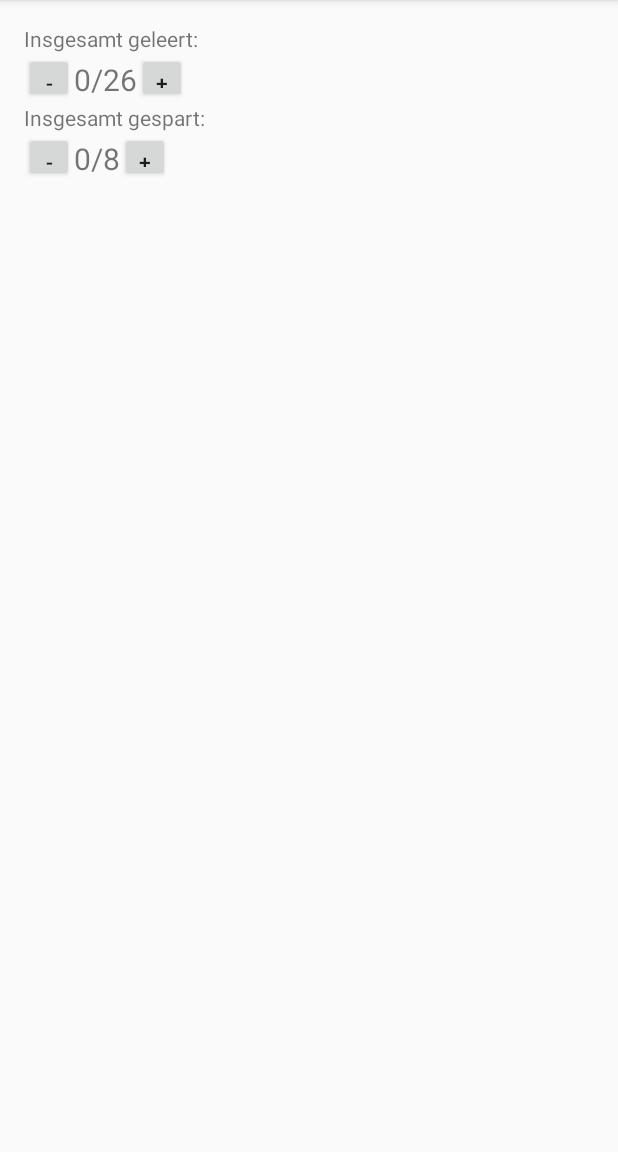
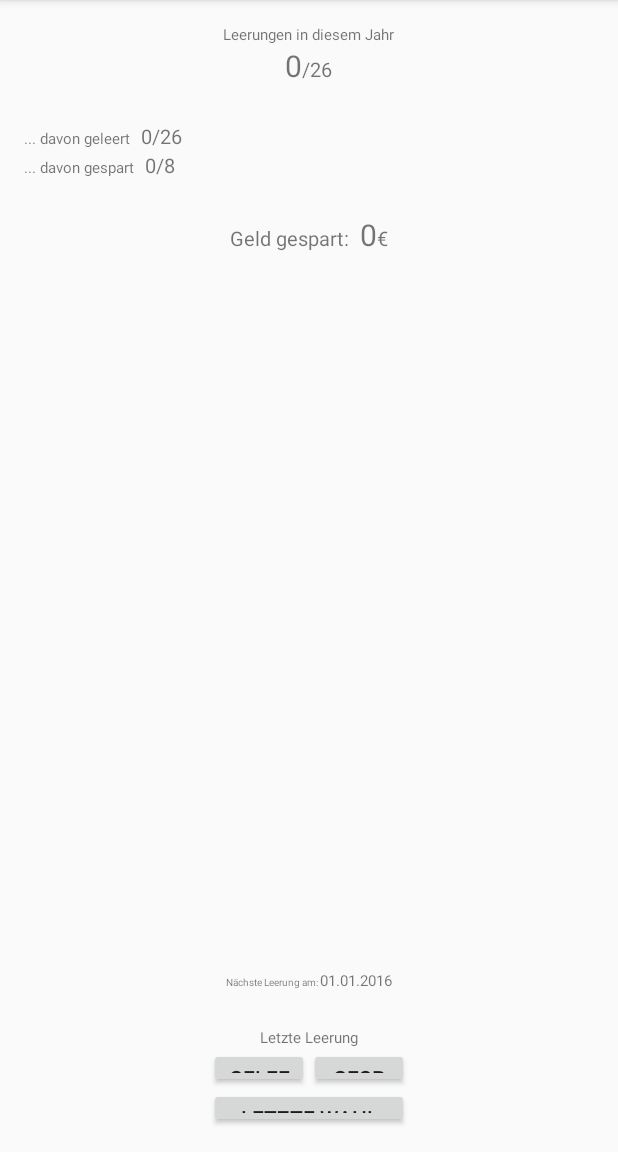
Before and after one commit to MichaelGruben/Garbagesaver, an Android app: the screen it shows after launch (Overview), on a phone screen of 412 x 824 dp, the part 84-1236 px from its top. Run offline under Robolectric (Android 15) with nearby library versions, the phone set to English and light mode, and no system bars; 1 statement that could not run was skipped.

Commit message:
Reformat Overview

```diff
--- a/app/src/main/java/de/it_garten/micha/garbagesaver/Overview.java
+++ b/app/src/main/java/de/it_garten/micha/garbagesaver/Overview.java
@@ -1,18 +1,54 @@
 package de.it_garten.micha.garbagesaver;
 
-import android.app.ProgressDialog;
 import android.content.Context;
 import android.content.SharedPreferences;
 import android.support.v7.app.AppCompatActivity;
 import android.os.Bundle;
 import android.view.View;
-import android.widget.ProgressBar;
 import android.widget.TextView;
+
+import java.lang.reflect.Array;
+import java.text.SimpleDateFormat;
+import java.util.ArrayList;
+import java.util.Date;
+import java.util.HashMap;
+import java.util.List;
+import java.util.Map;
 
 public class Overview extends AppCompatActivity {
 
     @Override
     protected void onCreate(Bundle savedInstanceState) {
+        SimpleDateFormat sdf = new SimpleDateFormat("dd.MM.yyyy");
+        Date[] garbageDate = {
+                new Date(sdf.parse("08.01.2016")),
+                new Date(sdf.parse("21.01.2016")),
+                new Date(sdf.parse("04.02.2016")),
+                new Date(sdf.parse("18.02.2016")),
+                new Date(sdf.parse("03.03.2016")),
+                new Date(sdf.parse("17.01.2016")),
+                new Date(sdf.parse("01.04.2016")),
+                new Date(sdf.parse("14.04.2016")),
+                new Date(sdf.parse("28.04.2016")),
+                new Date(sdf.parse("12.05.2016")),
+                new Date(sdf.parse("27.05.2016")),
+                new Date(sdf.parse("09.06.2016")),
+                new Date(sdf.parse("23.06.2016")),
+                new Date(sdf.parse("07.07.2016")),
+                new Date(sdf.parse("21.07.2016")),
+                new Date(sdf.parse("04.08.2016")),
+                new Date(sdf.parse("19.08.2016")),
+                new Date(sdf.parse("01.09.2016")),
+                new Date(sdf.parse("15.09.2016")),
+                new Date(sdf.parse("29.09.2016")),
+                new Date(sdf.parse("13.10.2016")),
+                new Date(sdf.parse("27.10.2016")),
+                new Date(sdf.parse("10.11.2016")),
+                new Date(sdf.parse("24.11.2016")),
+                new Date(sdf.parse("08.12.2016")),
+                new Date(sdf.parse("22.12.2016"))
+        };
+
         super.onCreate(savedInstanceState);
         setContentView(R.layout.activity_overview);
 
@@ -25,8 +61,11 @@ public class Overview extends AppCompatActivity {
         TextView saved_counter = (TextView) findViewById(R.id.garbage_saved);
         int val_saved=sharedPref.getInt("garbage_saved",0);
         saved_counter.setText(String.valueOf(val_saved));
+
+        TextView sum_counter = (TextView) findViewById(R.id.garbage_sum);
+        sum_counter.setText(String.valueOf(val_saved+val_erased));
     }
-
+//Grundgebühr 47,52€ und je Leerung 2,20€
     public void change_counter_erased_plus(View view){
         TextView erased_counter = (TextView) findViewById(R.id.garbage_erased);
         Integer val=Integer.parseInt(erased_counter.getText().toString())+1;
@@ -37,15 +76,6 @@ public class Overview extends AppCompatActivity {
         editor.commit();
     }
 
-    public void change_counter_erased_minus(View view){
-        TextView erased_counter = (TextView) findViewById(R.id.garbage_erased);
-        Integer val=Integer.parseInt(erased_counter.getText().toString())-1;
-        erased_counter.setText(String.valueOf(val));
-        SharedPreferences sharedPref=getPreferences(Context.MODE_PRIVATE);
-        SharedPreferences.Editor editor=sharedPref.edit();
-        editor.putInt("garbage_erased",val);
-        editor.commit();
-    }
     public void change_counter_saved_plus(View view){
         TextView saved_counter = (TextView) findViewById(R.id.garbage_saved);
         Integer val=Integer.parseInt(saved_counter.getText().toString())+1;
@@ -55,13 +85,14 @@ public class Overview extends AppCompatActivity {
         editor.putInt("garbage_saved",val);
         editor.commit();
     }
-    public void change_counter_saved_minus(View view){
-        TextView saved_counter = (TextView) findViewById(R.id.garbage_saved);
-        Integer val=Integer.parseInt(saved_counter.getText().toString())-1;
-        saved_counter.setText(String.valueOf(val));
+
+    public void change_counter_minus(View view){
+        TextView erased_counter = (TextView) findViewById(R.id.garbage_erased);
+        Integer val=Integer.parseInt(erased_counter.getText().toString())-1;
+        erased_counter.setText(String.valueOf(val));
         SharedPreferences sharedPref=getPreferences(Context.MODE_PRIVATE);
         SharedPreferences.Editor editor=sharedPref.edit();
-        editor.putInt("garbage_saved",val);
+        editor.putInt("garbage_erased",val);
         editor.commit();
     }
 }
--- a/app/src/main/res/layout/activity_overview.xml
+++ b/app/src/main/res/layout/activity_overview.xml
@@ -1,6 +1,7 @@
 <?xml version="1.0" encoding="utf-8"?>
 <LinearLayout xmlns:android="http://schemas.android.com/apk/res/android"
     xmlns:tools="http://schemas.android.com/tools"
+    android:gravity="center"
     android:orientation="vertical"
     android:layout_width="match_parent"
     android:layout_height="match_parent"
@@ -13,59 +14,148 @@
     <TextView
         android:layout_width="wrap_content"
         android:layout_height="wrap_content"
-        android:text="Insgesamt geleert:" />
+        android:text="Leerungen in diesem Jahr"
+        android:textSize="15px"/>
     <LinearLayout
+        android:layout_width="wrap_content"
+        android:layout_height="wrap_content"
+        android:orientation="horizontal">
+    <TextView android:id="@+id/garbage_sum"
+        android:gravity="right"
+        android:layout_width="wrap_content"
+        android:layout_height="wrap_content"
+        android:textSize="30px"
+        android:text="0"/>
+    <TextView
+        android:gravity="right"
+        android:layout_width="wrap_content"
+        android:layout_height="wrap_content"
+        android:textSize="20px"
+        android:text="/26"/>
+    </LinearLayout>
+    <TextView
+        android:layout_width="wrap_content"
+        android:layout_weight="1"
+        android:layout_height="wrap_content" />
+    <LinearLayout
+        android:gravity="left"
         android:orientation="horizontal"
         android:layout_width="match_parent"
         android:layout_height="wrap_content">
-        <Button android:id="@+id/erase_minus"
-            android:layout_width="50px"
-            android:layout_height="50px"
-            android:text="-"
-            android:onClick="change_counter_erased_minus"/>
+        <TextView
+            android:gravity="left"
+            android:layout_width="wrap_content"
+            android:layout_height="wrap_content"
+            android:text="... davon geleert"
+            android:textSize="15px"/>
+        <TextView
+            android:layout_width="10px"
+            android:layout_height="wrap_content" />
        <TextView android:id="@+id/garbage_erased"
            android:layout_width="wrap_content"
            android:layout_height="wrap_content"
-           android:textSize="30px"
+           android:textSize="20px"
            android:text="0"/>
         <TextView
             android:layout_width="wrap_content"
             android:layout_height="wrap_content"
-            android:textSize="30px"
+            android:textSize="20px"
             android:text="/26"/>
-        <Button android:id="@+id/erase_plus"
-            android:layout_width="50px"
-            android:layout_height="50px"
-            android:text="+"
-            android:onClick="change_counter_erased_plus"/>
     </LinearLayout>
-    <TextView
-        android:layout_width="wrap_content"
-        android:layout_height="wrap_content"
-        android:text="Insgesamt gespart:" />
     <LinearLayout
+        android:gravity="left"
         android:orientation="horizontal"
         android:layout_width="match_parent"
         android:layout_height="wrap_content">
-        <Button android:id="@+id/save_minus"
-            android:layout_width="50px"
-            android:layout_height="50px"
-            android:text="-"
-            android:onClick="change_counter_saved_minus"/>
+        <TextView
+            android:layout_width="wrap_content"
+            android:layout_height="wrap_content"
+            android:text="... davon gespart"
+            android:textSize="15px"/>
+        <TextView
+            android:layout_width="10px"
+            android:layout_height="wrap_content" />
         <TextView android:id="@+id/garbage_saved"
             android:layout_width="wrap_content"
             android:layout_height="wrap_content"
-            android:textSize="30px"
+            android:textSize="20px"
             android:text="0"/>
         <TextView
             android:layout_width="wrap_content"
             android:layout_height="wrap_content"
-            android:textSize="30px"
+            android:textSize="20px"
             android:text="/8"/>
+    </LinearLayout>
+    <TextView
+        android:layout_width="wrap_content"
+        android:layout_weight="1"
+        android:layout_height="wrap_content" />
+    <LinearLayout
+        android:layout_width="wrap_content"
+        android:layout_height="wrap_content"
+        android:orientation="horizontal">
+        <TextView
+            android:layout_width="wrap_content"
+            android:layout_height="wrap_content"
+            android:text="Geld gespart:  "
+            android:textSize="20px"/>
+        <TextView
+            android:layout_width="wrap_content"
+            android:layout_height="wrap_content"
+            android:text="0"
+            android:textSize="30px"/>
+        <TextView
+            android:layout_width="wrap_content"
+            android:layout_height="wrap_content"
+            android:text="€"
+            android:textSize="20px"/>
+    </LinearLayout>
+    <TextView
+        android:layout_width="wrap_content"
+        android:layout_weight="100"
+        android:layout_height="wrap_content" />
+    <LinearLayout
+        android:layout_width="wrap_content"
+        android:layout_height="wrap_content"
+        android:orientation="horizontal">
+        <TextView
+            android:layout_width="wrap_content"
+            android:layout_height="wrap_content"
+            android:textSize="10px"
+            android:text="Nächste Leerung am: "/>
+        <TextView
+            android:layout_width="wrap_content"
+            android:layout_height="wrap_content"
+            android:textSize="15px"
+            android:text="01.01.2016"></TextView>
+    </LinearLayout>
+    <TextView
+        android:layout_width="wrap_content"
+        android:layout_weight="1"
+        android:layout_height="wrap_content" />
+    <TextView
+        android:layout_width="wrap_content"
+        android:layout_height="wrap_content"
+        android:textSize="15px"
+        android:text="Letzte Leerung"/>
+    <LinearLayout
+        android:layout_width="wrap_content"
+        android:layout_height="wrap_content"
+        android:orientation="horizontal">
+    <Button android:id="@+id/erase_plus"
+        android:layout_width="100px"
+        android:layout_height="40px"
+        android:text="geleert"
+        android:onClick="change_counter_erased_plus"/>
         <Button android:id="@+id/save_plus"
-            android:layout_width="50px"
-            android:layout_height="50px"
-            android:text="+"
+            android:layout_width="100px"
+            android:layout_height="40px"
+            android:text="gespart"
             android:onClick="change_counter_saved_plus"/>
     </LinearLayout>
+    <Button android:id="@+id/counter_minus"
+        android:layout_width="200px"
+        android:layout_height="40px"
+        android:text="letzte Wahl rückgängig"
+        android:onClick="change_counter_minus"/>
 </LinearLayout>
```
